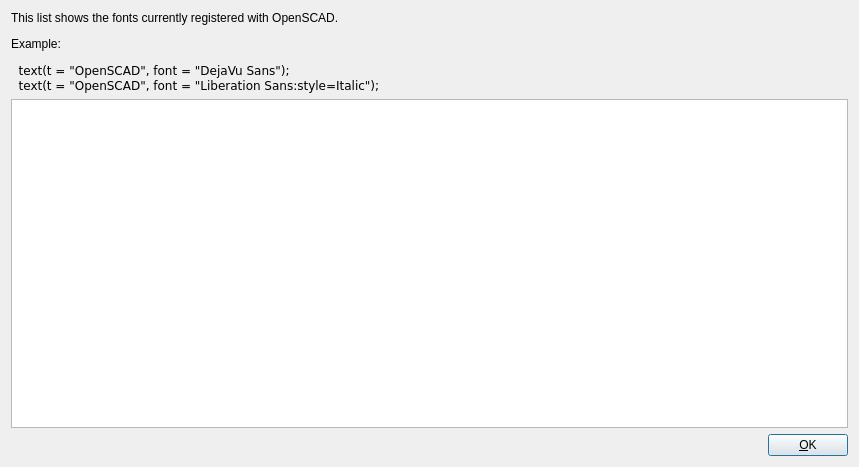
The window that src/FontListDialog.ui (openscad/openscad) describes before a commit, drawn with Qt 5.
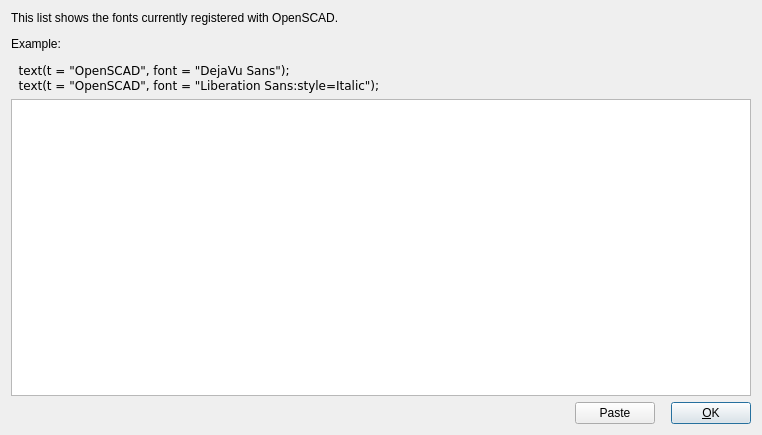
The same window after the commit.

Commit message: Add paste button to font list dialog.

```diff
--- a/src/FontListDialog.ui
+++ b/src/FontListDialog.ui
@@ -6,31 +6,21 @@
    <rect>
     <x>0</x>
     <y>0</y>
-    <width>859</width>
-    <height>467</height>
+    <width>762</width>
+    <height>435</height>
    </rect>
   </property>
   <property name="windowTitle">
    <string>OpenSCAD Font List</string>
   </property>
-  <layout class="QVBoxLayout" name="verticalLayout">
-   <item>
-    <widget class="QLabel" name="label">
-     <property name="text">
-      <string>&lt;html&gt;&lt;head/&gt;&lt;body&gt;&lt;p&gt;This list shows the fonts currently registered with OpenSCAD.&lt;/p&gt;&lt;p&gt;Example:&lt;/p&gt;&lt;pre style=&quot; margin-top:12px; margin-bottom:0px; margin-left:0px; margin-right:0px; -qt-block-indent:0; text-indent:0px;&quot;&gt;&lt;span style=&quot; font-family:'Courier New,courier';&quot;&gt;  text(t = &amp;quot;OpenSCAD&amp;quot;, font = &amp;quot;DejaVu Sans&amp;quot;);&lt;/span&gt;&lt;/pre&gt;&lt;pre style=&quot; margin-top:0px; margin-bottom:12px; margin-left:0px; margin-right:0px; -qt-block-indent:0; text-indent:0px;&quot;&gt;&lt;span style=&quot; font-family:'Courier New,courier';&quot;&gt;  text(t = &amp;quot;OpenSCAD&amp;quot;, font = &amp;quot;Liberation Sans:style=Italic&amp;quot;);&lt;/span&gt;&lt;/pre&gt;&lt;/body&gt;&lt;/html&gt;</string>
-     </property>
-     <property name="textFormat">
-      <enum>Qt::RichText</enum>
-     </property>
-     <property name="wordWrap">
-      <bool>true</bool>
-     </property>
-    </widget>
-   </item>
-   <item>
-    <widget class="QTableView" name="tableView"/>
-   </item>
-   <item alignment="Qt::AlignRight">
+  <layout class="QGridLayout" name="gridLayout">
+   <property name="horizontalSpacing">
+    <number>16</number>
+   </property>
+   <property name="verticalSpacing">
+    <number>6</number>
+   </property>
+   <item row="3" column="2">
     <widget class="QPushButton" name="okButton">
      <property name="sizePolicy">
       <sizepolicy hsizetype="Minimum" vsizetype="Fixed">
@@ -43,6 +33,45 @@
      </property>
     </widget>
    </item>
+   <item row="3" column="1">
+    <widget class="QPushButton" name="pasteButton">
+     <property name="toolTip">
+      <string>Paste font selector to Editor Window</string>
+     </property>
+     <property name="text">
+      <string>Paste</string>
+     </property>
+    </widget>
+   </item>
+   <item row="3" column="0">
+    <spacer name="horizontalSpacer">
+     <property name="orientation">
+      <enum>Qt::Horizontal</enum>
+     </property>
+     <property name="sizeHint" stdset="0">
+      <size>
+       <width>40</width>
+       <height>20</height>
+      </size>
+     </property>
+    </spacer>
+   </item>
+   <item row="1" column="0" colspan="3">
+    <widget class="QTableView" name="tableView"/>
+   </item>
+   <item row="0" column="0" colspan="3">
+    <widget class="QLabel" name="label">
+     <property name="text">
+      <string>&lt;html&gt;&lt;head/&gt;&lt;body&gt;&lt;p&gt;This list shows the fonts currently registered with OpenSCAD.&lt;/p&gt;&lt;p&gt;Example:&lt;/p&gt;&lt;pre style=&quot; margin-top:12px; margin-bottom:0px; margin-left:0px; margin-right:0px; -qt-block-indent:0; text-indent:0px;&quot;&gt;&lt;span style=&quot; font-family:'Courier New,courier';&quot;&gt;  text(t = &amp;quot;OpenSCAD&amp;quot;, font = &amp;quot;DejaVu Sans&amp;quot;);&lt;/span&gt;&lt;/pre&gt;&lt;pre style=&quot; margin-top:0px; margin-bottom:12px; margin-left:0px; margin-right:0px; -qt-block-indent:0; text-indent:0px;&quot;&gt;&lt;span style=&quot; font-family:'Courier New,courier';&quot;&gt;  text(t = &amp;quot;OpenSCAD&amp;quot;, font = &amp;quot;Liberation Sans:style=Italic&amp;quot;);&lt;/span&gt;&lt;/pre&gt;&lt;/body&gt;&lt;/html&gt;</string>
+     </property>
+     <property name="textFormat">
+      <enum>Qt::RichText</enum>
+     </property>
+     <property name="wordWrap">
+      <bool>true</bool>
+     </property>
+    </widget>
+   </item>
   </layout>
  </widget>
  <resources>
```
The commit also changes 4 other files.
